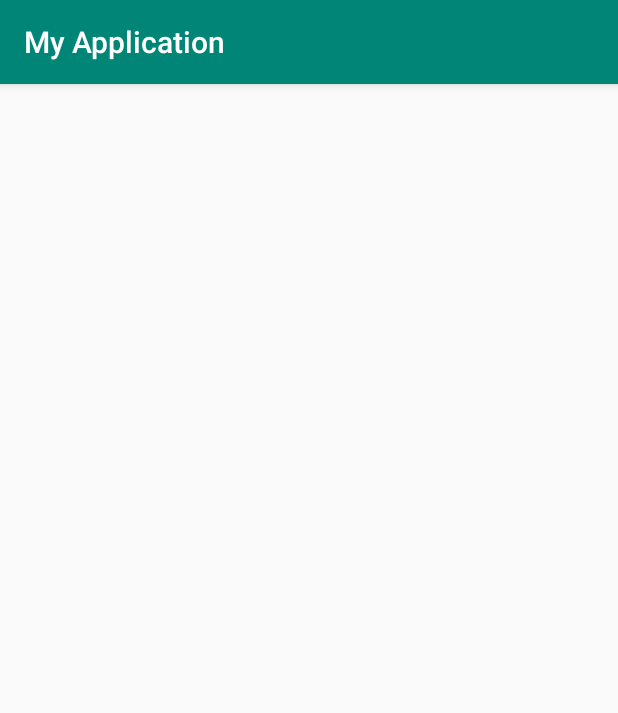
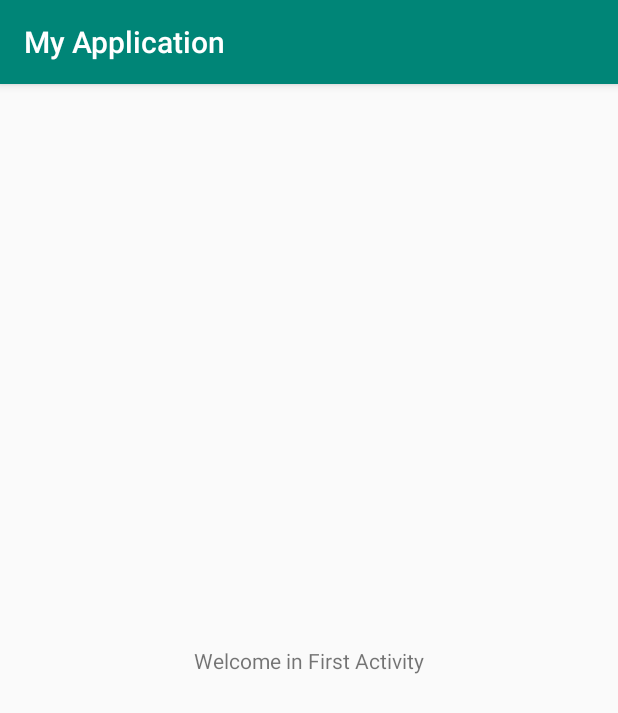
Before and after one commit to prajjawal13/Hello_World, an Android app: the FirstActivity screen opened directly, with no data from a screen before it, on a phone screen of 412 x 824 dp. Shown: the top 713 px of the screen. Run offline under Robolectric (Android 15) with nearby library versions, the phone set to English and light mode, and no system bars.

Commit message:
First Activity TextView added

```diff
--- a/app/src/main/java/com/example/myapplication/FirstActivity.java
+++ b/app/src/main/java/com/example/myapplication/FirstActivity.java
@@ -3,13 +3,16 @@ package com.example.myapplication;
 import androidx.appcompat.app.AppCompatActivity;
 
 import android.os.Bundle;
+import android.widget.TextView;
 
 public class FirstActivity extends AppCompatActivity
 {
-
+ TextView textView;
     @Override
     protected void onCreate(Bundle savedInstanceState) {
         super.onCreate(savedInstanceState);
         setContentView(R.layout.activity_first);
+
+        textView=findViewById(R.id.textView);
     }
 }
--- a/app/src/main/java/com/example/myapplication/MainActivity.java
+++ b/app/src/main/java/com/example/myapplication/MainActivity.java
@@ -34,7 +34,6 @@ public class MainActivity extends AppCompatActivity
                 Toast.makeText(MainActivity.this, "Click Me", Toast.LENGTH_SHORT).show();
                 Intent intent=new Intent(context,FirstActivity.class);
                 startActivity(intent);
-
             }
         });
     }
--- a/app/src/main/res/layout/activity_first.xml
+++ b/app/src/main/res/layout/activity_first.xml
@@ -6,4 +6,17 @@
     android:layout_height="match_parent"
     tools:context=".FirstActivity">
 
+    <TextView
+        android:id="@+id/textView"
+        android:layout_width="wrap_content"
+        android:layout_height="wrap_content"
+        android:text="Welcome in First Activity"
+        app:layout_constraintBottom_toBottomOf="parent"
+        app:layout_constraintEnd_toEndOf="parent"
+        app:layout_constraintStart_toStartOf="parent"
+        app:layout_constraintTop_toTopOf="parent"
+        tools:ignore="MissingConstraints">
+
+    </TextView>
+
 </androidx.constraintlayout.widget.ConstraintLayout>
```
